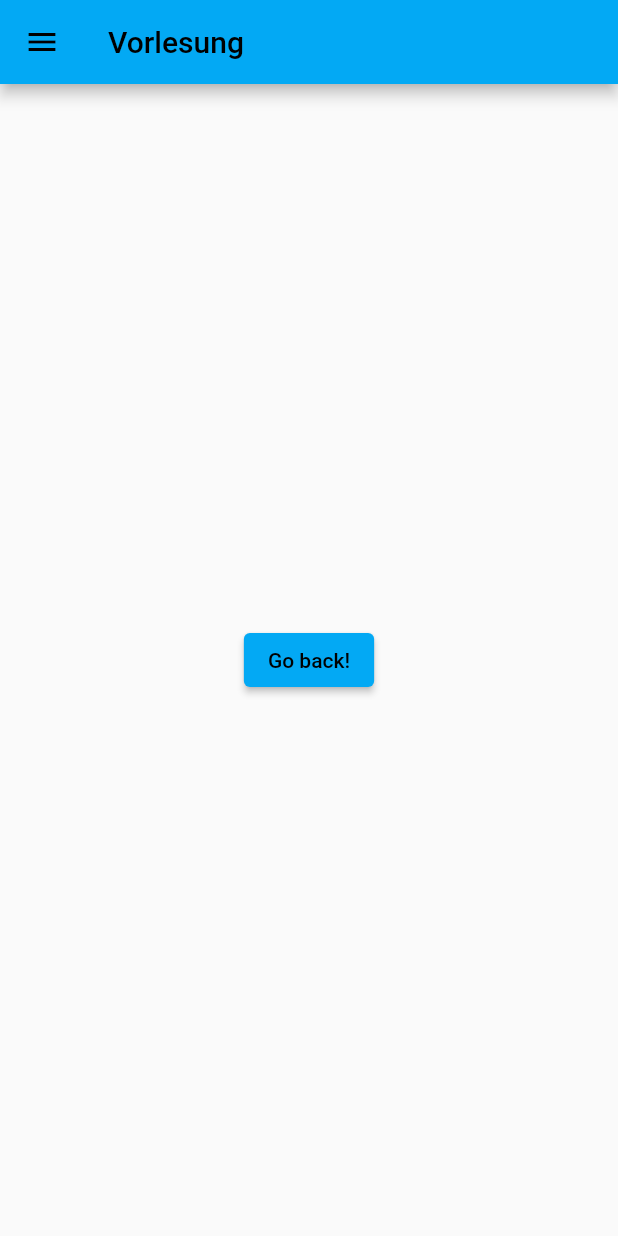
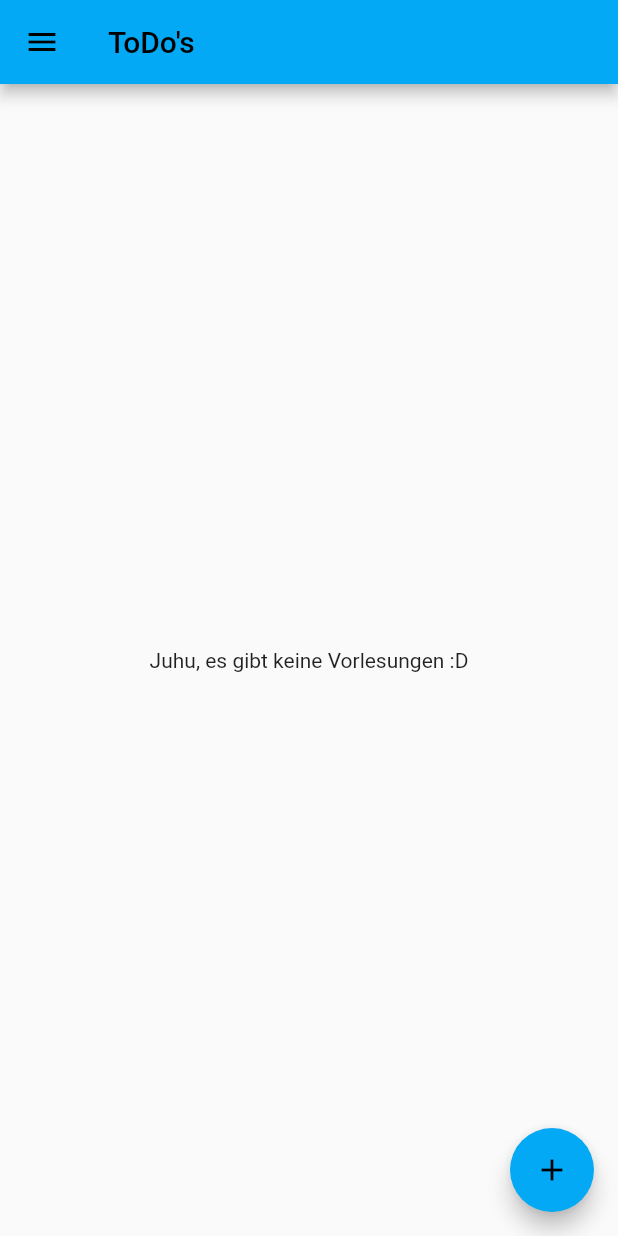
Before and after one commit to Matzenxt/keep_on_track, a Flutter app: the screen it shows after launch, after a tap on "Vorlesungen", on a phone screen of 412 x 824 dp. Run offline on Flutter 3.47's test engine with Material 2 defaults, Android fonts, the phone set to English and light mode, and no system bars; our stand-ins replace flutter_local_notifications, sqflite, timezone; accounts and stored records are empty.

Commit message:
Added lecture and some refactoring.

```diff
--- a/lib/components/drawer.dart
+++ b/lib/components/drawer.dart
@@ -1,7 +1,7 @@
 import 'package:flutter/material.dart';
 import 'package:keep_on_track/screens/appointment.dart';
 import 'package:keep_on_track/screens/learning material.dart';
-import 'package:keep_on_track/screens/lecture.dart';
+import 'package:keep_on_track/screens/lecture/lectures.dart';
 import 'package:keep_on_track/screens/todos.dart';
 
 import '../screens/timetable.dart';
@@ -56,7 +56,7 @@ class CustomDrawer extends Drawer {
               Navigator.pop(context);
               Navigator.push(
                 context,
-                MaterialPageRoute(builder: (context) => const Lecture()),
+                MaterialPageRoute(builder: (context) => const Lectures()),
               );
             },
           ),
--- /dev/null
+++ b/lib/data/model/lecture.dart
@@ -0,0 +1,31 @@
+class Lecture {
+  int? id;
+  String title;
+  String instructor;
+  String color;
+
+  Lecture({
+    this.id,
+    required this.title,
+    required this.instructor,
+    required this.color,
+  });
+
+  factory Lecture.fromJson(Map<String, dynamic> json) {
+    Lecture lecture = Lecture(
+        id: json['id'],
+        title: json['title'],
+        instructor: json['instructor'],
+        color: json['color'],
+    );
+
+    return lecture;
+  }
+
+  Map<String, dynamic> toJson() => {
+    'id': id,
+    'title': title,
+    'instructor': instructor,
+    'color': color
+  };
+}
--- a/lib/main.dart
+++ b/lib/main.dart
@@ -2,7 +2,7 @@ import 'package:flutter/material.dart';
 import 'package:keep_on_track/components/drawer.dart';
 import 'package:keep_on_track/screens/appointment.dart';
 import 'package:keep_on_track/screens/learning material.dart';
-import 'package:keep_on_track/screens/lecture.dart';
+import 'package:keep_on_track/screens/lecture/lectures.dart';
 import 'package:keep_on_track/screens/timetable.dart';
 import 'package:keep_on_track/screens/todos.dart';
 import 'package:keep_on_track/services/notification_service.dart';
@@ -101,7 +101,7 @@ class _MyHomePageState extends State<MyHomePage> {
                   onPressed:  () {
                     Navigator.push(
                       context,
-                      MaterialPageRoute(builder: (context) => const Lecture()),
+                      MaterialPageRoute(builder: (context) => const Lectures()),
                     );
                   },
                   child: Text("Vorlesungen")
--- a/lib/screens/lecture.dart
+++ /dev/null
@@ -1,25 +0,0 @@
-import 'package:flutter/material.dart';
-
-import '../components/drawer.dart';
-
-class Lecture extends StatelessWidget {
-  const Lecture({super.key});
-
-  @override
-  Widget build(BuildContext context) {
-    return Scaffold(
-      appBar: AppBar(
-        title: const Text('Vorlesung'),
-      ),
-      drawer: const CustomDrawer(),
-      body: Center(
-        child: ElevatedButton(
-          onPressed: () {
-            Navigator.pop(context);
-          },
-          child: const Text('Go back!'),
-        ),
-      ),
-    );
-  }
-}
--- /dev/null
+++ b/lib/screens/lecture/lectures.dart
@@ -0,0 +1,60 @@
+import 'package:flutter/material.dart';
+import 'package:keep_on_track/components/lecture/lectrue_row.dart';
+import 'package:keep_on_track/screens/lecture/lecture.dart';
+import 'package:keep_on_track/services/database/lecture.dart';
+
+import '../../components/drawer.dart';
+import '../../data/model/lecture.dart';
+
+class Lectures extends StatefulWidget {
+  const Lectures({super.key});
+
+  @override
+  State<Lectures> createState() => _LecturesState();
+}
+
+class _LecturesState extends State<Lectures> {
+  @override
+  Widget build(BuildContext context) {
+    return Scaffold(
+      appBar: AppBar(
+        title: const Text('ToDo\'s'),
+      ),
+      floatingActionButton: FloatingActionButton(
+        onPressed: () async {
+          await Navigator.push(context, MaterialPageRoute(builder: (context) => const LectureScreen(lecture: null,)));
+          setState(() {});
+        },
+        child: const Icon(Icons.add),
+      ),
+      drawer: const CustomDrawer(),
+      body: FutureBuilder<List<Lecture>?>(
+        future: LectureDatabaseHelper.getAll(),
+        builder: (context, AsyncSnapshot<List<Lecture>?> snapshot) {
+          if (snapshot.connectionState == ConnectionState.waiting) {
+            return const CircularProgressIndicator();
+          } else if (snapshot.hasError) {
+            return Center(
+              child: Text("Fehler beim Laden: " + snapshot.error.toString()),
+            );
+          } else if (snapshot.hasData) {
+            if (snapshot.data != null) {
+              return ListView.builder(
+                itemBuilder: (context, index) => LectureRow(lecture: snapshot.data![index]),
+                itemCount: snapshot.data!.length,
+              );
+            } else {
+              return Center(
+                child: Text("Data null"),
+              );
+            }
+          } else {
+            return Center(
+              child: Text("Juhu, es gibt keine Vorlesungen :D"),
+            );
+          }
+        },
+      ),
+    );
+  }
+}
--- a/lib/services/database/database.dart
+++ b/lib/services/database/database.dart
@@ -9,6 +9,7 @@ class DatabaseHelper {
     return openDatabase(join(await getDatabasesPath(), _dbName),
         onCreate: (db, version) async {
           await db.execute("CREATE TABLE Todo(id INTEGER PRIMARY KEY, done INTEGER NOT NULL DEFAULT 0, title TEXT NOT NULL, note TEXT, alert TEXT DEFAULT NULL);");
+          await db.execute("CREATE TABLE Lecture(id INTEGER PRIMARY KEY, title TEXT NOT NULL, instructor TEXT NOT NULL , color TEXT NOT NULL DEFAULT '#FFFFFF');");
         },
         onUpgrade: (db, oldVersion, newVersion) async {
           for (var version = oldVersion + 1; version <= newVersion; version++) {
--- /dev/null
+++ b/lib/services/database/lecture.dart
@@ -0,0 +1,42 @@
+import 'package:keep_on_track/data/model/lecture.dart';
+import 'package:keep_on_track/services/database/database.dart';
+import 'package:sqflite/sqflite.dart';
+
+class LectureDatabaseHelper {
+  static const String tableName = 'Lecture';
+
+  static Future<int> add(Lecture lecture) async {
+    final db = await DatabaseHelper.getDB();
+    return await db.insert(tableName, lecture.toJson(),
+        conflictAlgorithm: ConflictAlgorithm.replace);
+  }
+
+  static Future<int> update(Lecture lecture) async {
+    final db = await DatabaseHelper.getDB();
+    return await db.update(tableName, lecture.toJson(),
+        where: 'id = ?',
+        whereArgs: [lecture.id],
+        conflictAlgorithm: ConflictAlgorithm.replace);
+  }
+
+  static Future<int> delete(Lecture lecture) async {
+    final db = await DatabaseHelper.getDB();
+    return await db.delete(
+      tableName,
+      where: 'id = ?',
+      whereArgs: [lecture.id],
+    );
+  }
+
+  static Future<List<Lecture>?> getAll() async {
+    final db = await DatabaseHelper.getDB();
+
+    final List<Map<String, dynamic>> maps = await db.query(tableName);
+
+    if (maps.isEmpty) {
+      return null;
+    }
+
+    return List.generate(maps.length, (index) => Lecture.fromJson(maps[index]));
+  }
+}
```
Also changed, not shown: lib/components/lecture/lectrue_row.dart (added, +39 -0 lines), lib/screens/lecture/lecture.dart (added, +95 -0 lines).
